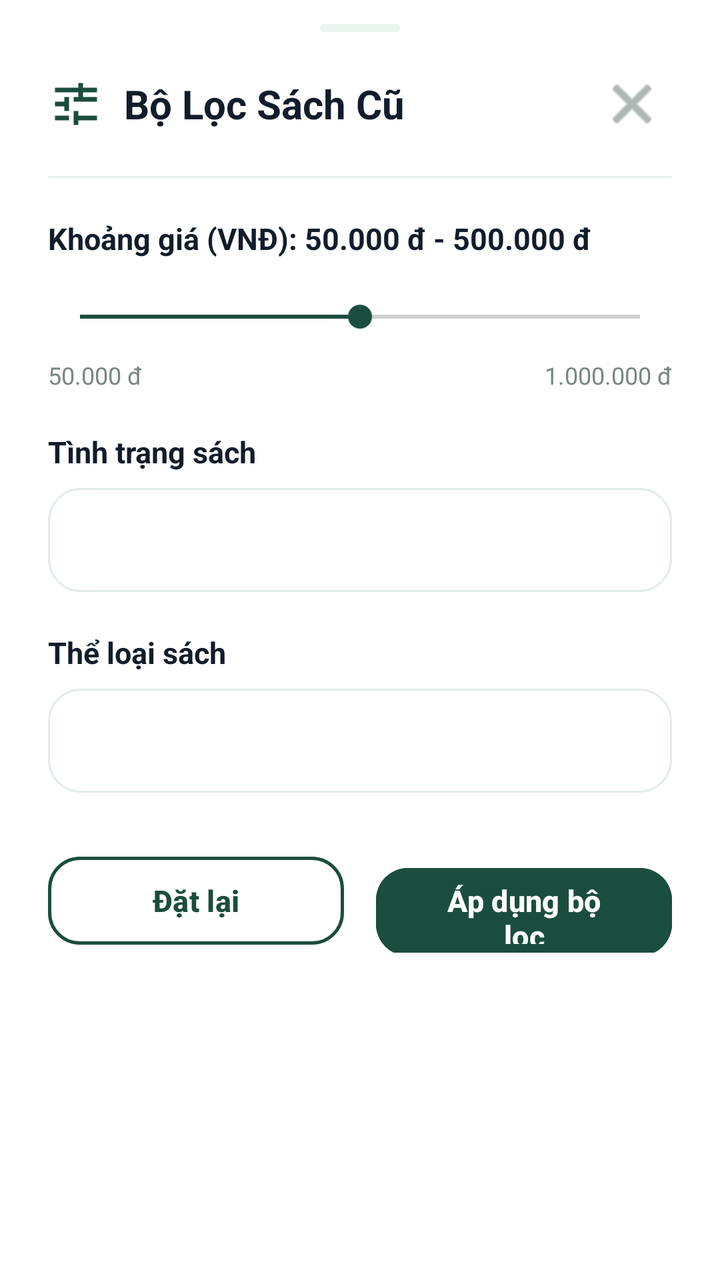
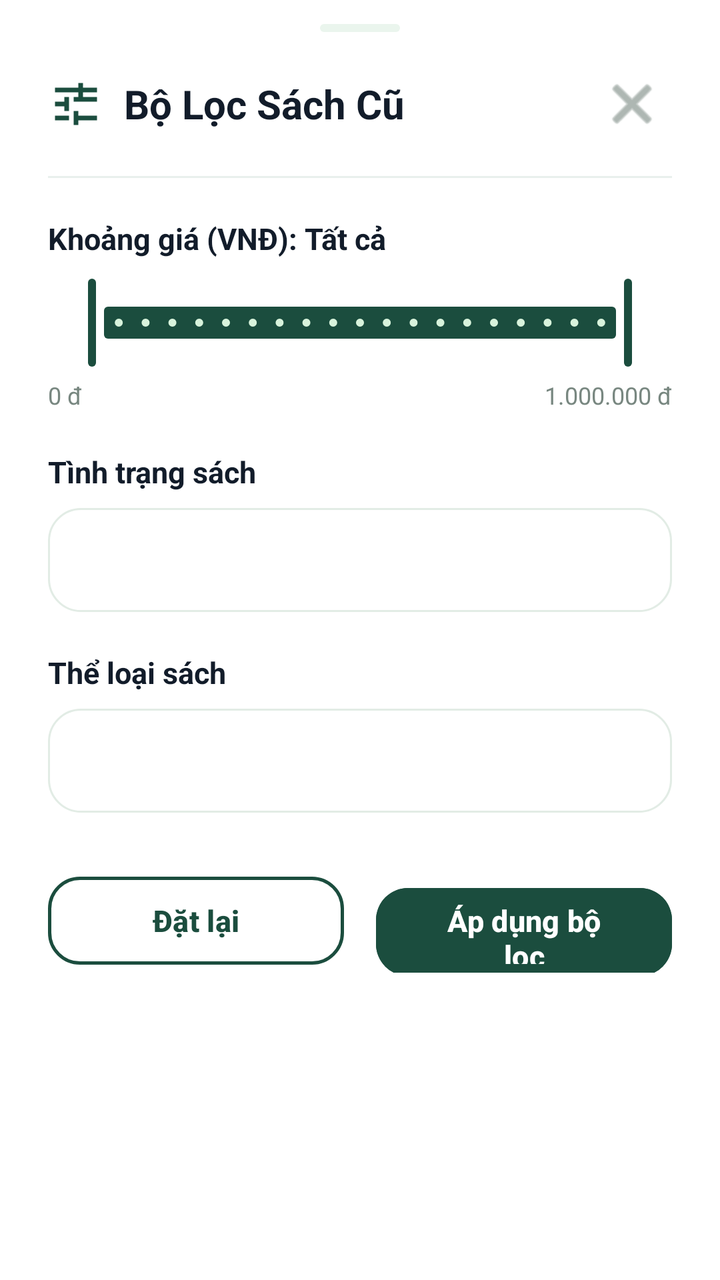

Compare the two renders of this Android layout. The source of the first and the diff that turns it into the second are given below.
<!-- AndroidManifest.xml: application theme Theme.Quanlycuahangsachcu -->
<!-- res/layout/dialog_filter.xml -->
<?xml version="1.0" encoding="utf-8"?>
<LinearLayout xmlns:android="http://schemas.android.com/apk/res/android"
    xmlns:app="http://schemas.android.com/apk/res-auto"
    android:layout_width="match_parent"
    android:layout_height="wrap_content"
    android:background="@color/surface"
    android:orientation="vertical"
    android:paddingHorizontal="24dp"
    android:paddingTop="12dp"
    android:paddingBottom="28dp">

    
    <View
        android:layout_width="40dp"
        android:layout_height="4dp"
        android:layout_gravity="center_horizontal"
        android:layout_marginBottom="16dp"
        android:background="@drawable/bg_chip" />

    
    <LinearLayout
        android:layout_width="match_parent"
        android:layout_height="wrap_content"
        android:gravity="center_vertical"
        android:orientation="horizontal"
        android:paddingBottom="16dp">

        <LinearLayout
            android:layout_width="0dp"
            android:layout_height="wrap_content"
            android:layout_weight="1"
            android:gravity="center_vertical"
            android:orientation="horizontal">

            <ImageView
                android:layout_width="28dp"
                android:layout_height="28dp"
                android:contentDescription="Filter"
                android:src="@drawable/ic_nav_filter"
                app:tint="@color/primary" />

            <TextView
                android:layout_width="wrap_content"
                android:layout_height="wrap_content"
                android:layout_marginStart="10dp"
                android:text="Bộ Lọc Sách Cũ"
                android:textColor="@color/on_surface"
                android:textSize="20sp"
                android:textStyle="bold" />
        </LinearLayout>

        <ImageButton
            android:id="@+id/btnCloseFilter"
            android:layout_width="40dp"
            android:layout_height="40dp"
            android:background="?attr/selectableItemBackgroundBorderless"
            android:contentDescription="Close"
            android:src="@android:drawable/ic_menu_close_clear_cancel"
            app:tint="@color/outline" />
    </LinearLayout>

    <View
        android:layout_width="match_parent"
        android:layout_height="1dp"
        android:background="#E8F0EC" />

    
    <LinearLayout
        android:layout_width="match_parent"
        android:layout_height="wrap_content"
        android:layout_marginTop="20dp"
        android:orientation="vertical">

        <TextView
            android:id="@+id/txtPriceRangeLabel"
            android:layout_width="wrap_content"
            android:layout_height="wrap_content"
            android:text="Khoảng giá (VNĐ): 50.000 đ - 500.000 đ"
            android:textColor="@color/on_surface"
            android:textSize="15sp"
            android:textStyle="bold" />

        <SeekBar
            android:id="@+id/seekBarPrice"
            android:layout_width="match_parent"
            android:layout_height="wrap_content"
            android:layout_marginTop="12dp"
            android:max="1000000"
            android:paddingVertical="8dp"
            android:progress="500000"
            android:progressTint="@color/primary"
            android:thumbTint="@color/primary" />

        <LinearLayout
            android:layout_width="match_parent"
            android:layout_height="wrap_content"
            android:layout_marginTop="4dp"
            android:orientation="horizontal">

            <TextView
                android:layout_width="0dp"
                android:layout_height="wrap_content"
                android:layout_weight="1"
                android:text="50.000 đ"
                android:textColor="@color/outline"
                android:textSize="12sp" />

            <TextView
                android:layout_width="wrap_content"
                android:layout_height="wrap_content"
                android:text="1.000.000 đ"
                android:textColor="@color/outline"
                android:textSize="12sp" />
        </LinearLayout>
    </LinearLayout>

    
    <LinearLayout
        android:layout_width="match_parent"
        android:layout_height="wrap_content"
        android:layout_marginTop="20dp"
        android:orientation="vertical">

        <TextView
            android:layout_width="wrap_content"
            android:layout_height="wrap_content"
            android:text="Tình trạng sách"
            android:textColor="@color/on_surface"
            android:textSize="15sp"
            android:textStyle="bold" />

        <Spinner
            android:id="@+id/spinnerCondition"
            android:layout_width="match_parent"
            android:layout_height="52dp"
            android:layout_marginTop="8dp"
            android:background="@drawable/bg_search_box"
            android:paddingHorizontal="16dp" />
    </LinearLayout>

    
    <LinearLayout
        android:layout_width="match_parent"
        android:layout_height="wrap_content"
        android:layout_marginTop="20dp"
        android:orientation="vertical">

        <TextView
            android:layout_width="wrap_content"
            android:layout_height="wrap_content"
            android:text="Thể loại sách"
            android:textColor="@color/on_surface"
            android:textSize="15sp"
            android:textStyle="bold" />

        <Spinner
            android:id="@+id/spinnerCategory"
            android:layout_width="match_parent"
            android:layout_height="52dp"
            android:layout_marginTop="8dp"
            android:background="@drawable/bg_search_box"
            android:paddingHorizontal="16dp" />
    </LinearLayout>

    
    <LinearLayout
        android:layout_width="match_parent"
        android:layout_height="wrap_content"
        android:layout_marginTop="28dp"
        android:orientation="horizontal"
        android:weightSum="2">

        <Button
            android:id="@+id/btnResetFilter"
            style="?attr/materialButtonOutlinedStyle"
            android:layout_width="0dp"
            android:layout_height="52dp"
            android:layout_weight="1"
            android:layout_marginEnd="8dp"
            android:backgroundTint="@android:color/transparent"
            android:text="Đặt lại"
            android:textColor="@color/primary"
            android:textSize="15sp"
            android:textStyle="bold"
            app:cornerRadius="16dp"
            app:strokeColor="@color/primary"
            app:strokeWidth="1.5dp" />

        <Button
            android:id="@+id/btnApplyFilter"
            android:layout_width="0dp"
            android:layout_height="52dp"
            android:layout_weight="1"
            android:layout_marginStart="8dp"
            android:backgroundTint="@color/primary"
            android:text="Áp dụng bộ lọc"
            android:textColor="@color/white"
            android:textSize="15sp"
            android:textStyle="bold"
            app:cornerRadius="16dp" />
    </LinearLayout>

</LinearLayout>
<!-- resources referenced by this layout -->
<resources>
  <color name="on_surface">#121C2A</color>
  <color name="outline">#788780</color>
  <color name="primary">#1B4D3E</color>
  <color name="surface">#FFFFFF</color>
  <color name="white">#FFFFFF</color>
  <!-- drawable bg_chip (drawable) -->
  <?xml version="1.0" encoding="utf-8"?>
  <shape xmlns:android="http://schemas.android.com/apk/res/android"
      android:shape="rectangle">
      <solid android:color="#EAF5ED" />
      <corners android:radius="8dp" />
  </shape>
  <!-- drawable bg_search_box (drawable) -->
  <?xml version="1.0" encoding="utf-8"?>
  <shape xmlns:android="http://schemas.android.com/apk/res/android"
      android:shape="rectangle">
      <solid android:color="@color/surface" />
      <corners android:radius="16dp" />
      <stroke android:width="1dp" android:color="#E2ECE5" />
  </shape>
  <!-- drawable ic_nav_filter (drawable) -->
  <vector xmlns:android="http://schemas.android.com/apk/res/android"
      android:width="24dp"
      android:height="24dp"
      android:viewportWidth="24"
      android:viewportHeight="24">
      <path
          android:fillColor="@android:color/black"
          android:pathData="M3,17v2h6v-2H3zM3,5v2h10V5H3zM13,21v-2h8v-2h-8v-2h-2v6H13zM7,9v2H3v2h4v2h2V9H7zM21,11v-2H11v2H21zM15,9V7h6V5h-6V3h-2v6H15z"/>
  </vector>
  <style name="Theme.Quanlycuahangsachcu" parent="Base.Theme.Quanlycuahangsachcu" />
  <style name="Base.Theme.Quanlycuahangsachcu" parent="Theme.Material3.DayNight.NoActionBar">
          
          
      </style>
</resources>

<!-- the commit's change to res/layout/dialog_filter.xml (unified diff, before → after) -->
@@ -75,21 +75,28 @@
             android:id="@+id/txtPriceRangeLabel"
             android:layout_width="wrap_content"
             android:layout_height="wrap_content"
-            android:text="Khoảng giá (VNĐ): 50.000 đ - 500.000 đ"
+            android:text="Khoảng giá (VNĐ): Tất cả"
             android:textColor="@color/on_surface"
             android:textSize="15sp"
             android:textStyle="bold" />
 
-        <SeekBar
-            android:id="@+id/seekBarPrice"
-            android:layout_width="match_parent"
-            android:layout_height="wrap_content"
-            android:layout_marginTop="12dp"
-            android:max="1000000"
-            android:paddingVertical="8dp"
-            android:progress="500000"
-            android:progressTint="@color/primary"
-            android:thumbTint="@color/primary" />
+        
+        <com.google.android.material.slider.RangeSlider
+            android:id="@+id/sliderPrice"
+            android:layout_width="match_parent"
+            android:layout_height="wrap_content"
+            android:layout_marginTop="8dp"
+            android:stepSize="50000"
+            android:valueFrom="0"
+            android:valueTo="1000000"
+            app:values="@array/price_range_default"
+            app:labelBehavior="floating"
+            app:thumbColor="@color/primary"
+            app:tickVisible="true"
+            app:tickColorActive="@color/primary_container"
+            app:tickColorInactive="@color/primary"
+            app:trackColorActive="@color/primary"
+            app:trackColorInactive="@color/surface_container" />
 
         <LinearLayout
             android:layout_width="match_parent"
@@ -101,7 +108,7 @@
                 android:layout_width="0dp"
                 android:layout_height="wrap_content"
                 android:layout_weight="1"
-                android:text="50.000 đ"
+                android:text="0 đ"
                 android:textColor="@color/outline"
                 android:textSize="12sp" />
 
<!-- resource entries referenced after the edit -->
@@ -1,9 +1,15 @@
 <!-- resources referenced by this layout -->
 <resources>
+  <array name="price_range_default">
+          <item>0</item>
+          <item>1000000</item>
+      </array>
   <color name="on_surface">#121C2A</color>
   <color name="outline">#788780</color>
   <color name="primary">#1B4D3E</color>
+  <color name="primary_container">#D8F3DC</color>
   <color name="surface">#FFFFFF</color>
+  <color name="surface_container">#E8F0EC</color>
   <color name="white">#FFFFFF</color>
   <!-- drawable bg_chip (drawable) -->
   <?xml version="1.0" encoding="utf-8"?>
